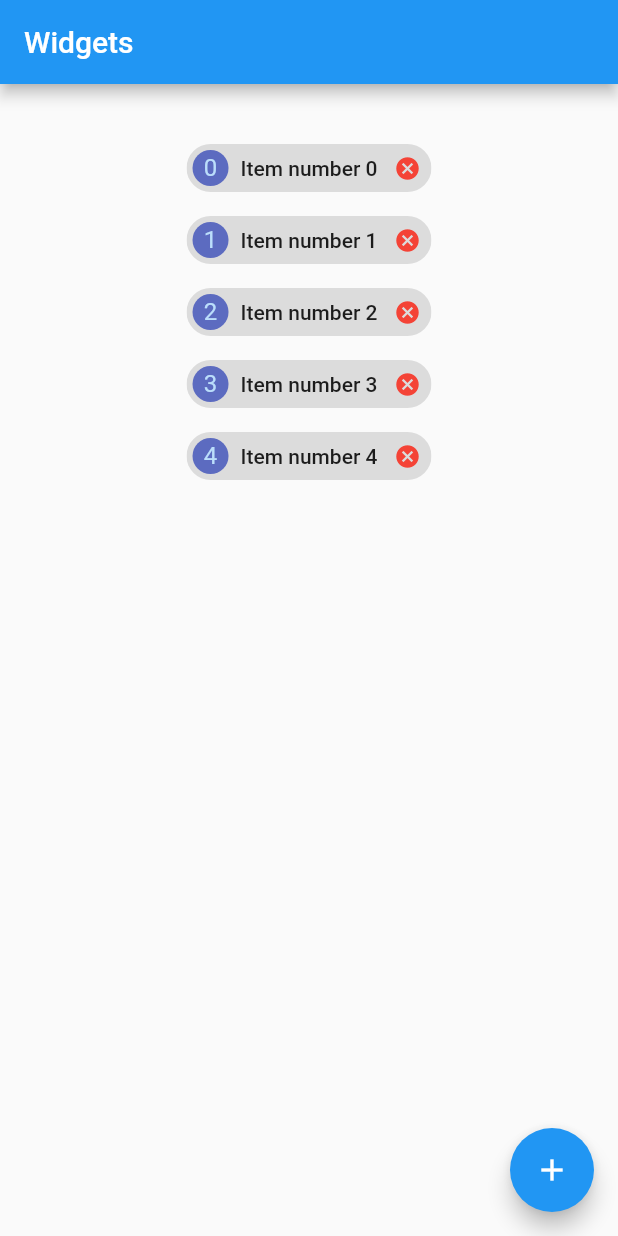
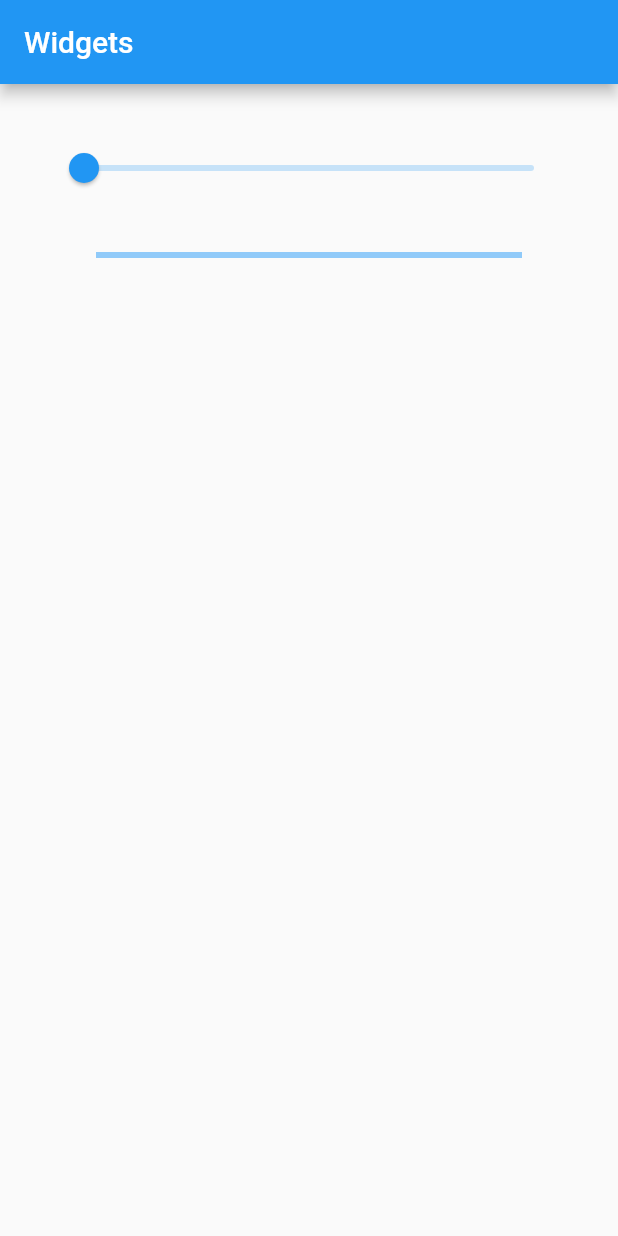
Before and after one commit to codewithiulian/flutter-intermediate, a Flutter app: the screen it shows after launch, on a phone screen of 412 x 824 dp. Run offline on Flutter 3.47's test engine with Material 2 defaults, Android fonts, the phone set to English and light mode, and no system bars.

```diff
--- a/lib/main.dart
+++ b/lib/main.dart
@@ -14,55 +14,9 @@ class MyApp extends StatefulWidget {
 
 class _State extends State<MyApp> {
 
-  int counter = 0;
-  List<Widget> widgetsList = new List<Widget>();
+  double selectedValue = 0.0;
 
-
-  @override
-  void initState() {
-    for (int i = 0; i < 5; i++) {
-      Widget child = newItem(i); // Create a new child using this method.
-      widgetsList.add(child); // Add it to the widgets list.
-    }
-  }
-
-  void addBtnOnPressed() {
-    // When add button is presesed
-    Widget child = newItem(counter); // Add a new item usign the global counter.
-    setState(() => widgetsList.add(child));
-  }
-
-  Widget newItem(int i) {
-    Key key = new Key('item_$i'); // Create the widget key (map identifier)
-    Container child = new Container(
-      key: key,
-      child: new Chip(
-        label: new Text('Item number $i'),
-        deleteIconColor: Colors.red,
-        deleteButtonTooltipMessage: 'Delete',
-        onDeleted: () => removeItem(key),
-        avatar: new CircleAvatar(
-          backgroundColor: Colors.indigo.shade400,
-          child: new Text('$i')
-        ),
-      ),
-    );
-
-    counter++;
-    return child;
-  }
-
-  void removeItem(Key key) {
-    for (int i = 0; i < widgetsList.length; i++) {
-      Widget child = widgetsList.elementAt(i);
-
-      if(child.key == key) { // If the key exists.
-        // Remove the widget at that key.
-        setState(() => widgetsList.removeAt(i));
-        print('Removing $key');
-      }
-    }
-  }
+  void sliderOnChanged(double _value) => setState(() => selectedValue = _value);
 
   @override
   Widget build(BuildContext context) {
@@ -70,15 +24,30 @@ class _State extends State<MyApp> {
       appBar: new AppBar(
         title: new Text('Widgets')
       ),
-      floatingActionButton: new FloatingActionButton(
-        onPressed: addBtnOnPressed,
-        child: new Icon(Icons.add)
-      ),
       body: new Container(
         padding: new EdgeInsets.all(32.0),
         child: new Center(
           child: new Column(
-            children: widgetsList
+            children: <Widget>[
+              new Slider(
+                value: selectedValue,
+                onChanged: sliderOnChanged,
+              ),
+              new Container(
+                padding: new EdgeInsets.all(32.0),
+                child: new LinearProgressIndicator(
+                  value: selectedValue,
+                  valueColor: new AlwaysStoppedAnimation<Color>(Colors.indigo),
+                ),
+              ),
+              new Container(
+                  padding: new EdgeInsets.all(32.0),
+                  child: new CircularProgressIndicator(
+                    value: selectedValue,
+                    valueColor: new AlwaysStoppedAnimation<Color>(Colors.indigo),
+                  )
+              ),
+            ],
           )
         )
       ),
```
